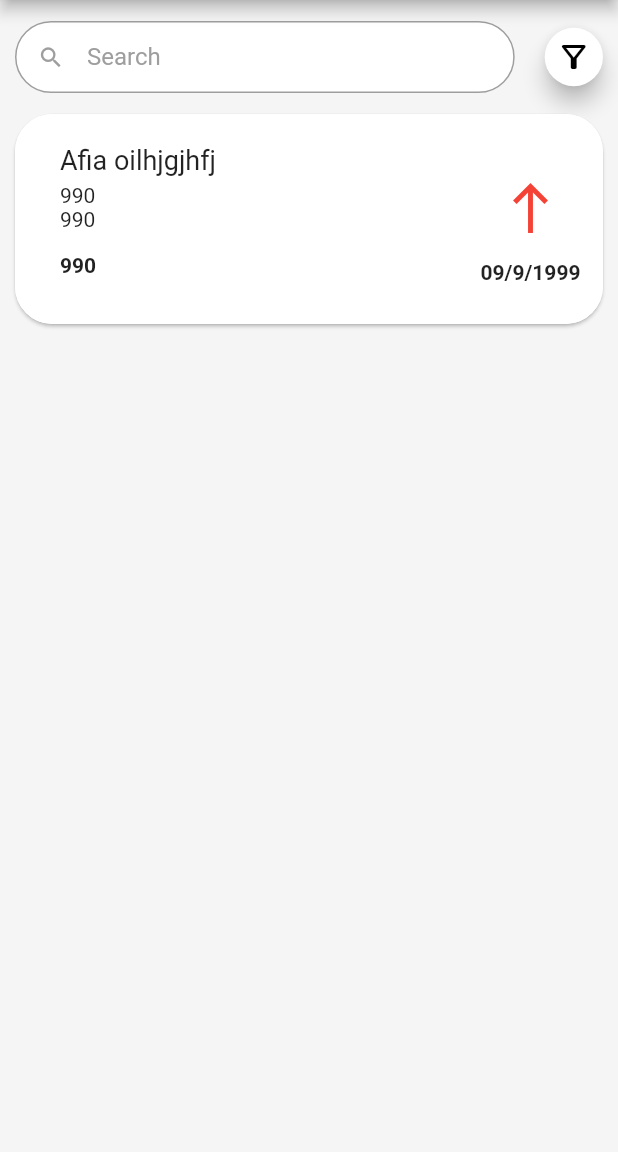
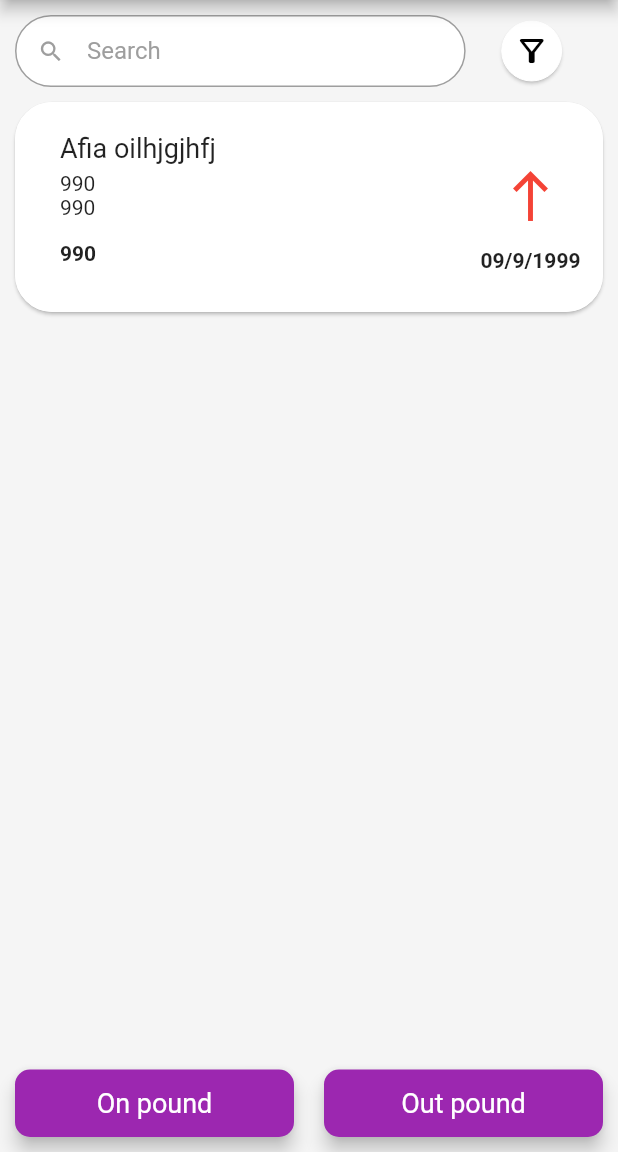
Before and after one commit to Batool13/Sary, a Flutter app: the screen it shows after launch, on a phone screen of 412 x 824 dp, the part 84-1236 px from its top. Run offline on Flutter 3.47's test engine with Material 2 defaults, Android fonts, the phone set to English and light mode, and no system bars; our stand-ins replace hive, hive_flutter; accounts and stored records are empty.

Commit message:
add button widget , edit themeData

```diff
--- a/lib/main.dart
+++ b/lib/main.dart
@@ -1,3 +1,4 @@
+import 'package:provider/provider.dart';
 import 'package:sary_project/itemsPage.dart';
 
 import 'package:flutter/material.dart';
@@ -5,6 +6,8 @@ import 'package:flutter/material.dart';
 import 'package:hive/hive.dart';
 
 import 'package:hive_flutter/hive_flutter.dart';
+import 'package:sary_project/provider/itemProvider.dart';
+import 'package:sary_project/widgets/addButton.dart';
 import 'package:sary_project/widgets/appBar.dart';
 
 import 'hiveModel/transaction.dart';
@@ -12,7 +15,7 @@ import 'utils/dimens.dart';
 import 'utils/themeData.dart';
 
 import 'widgets/inputTextField.dart';
-import 'widgets/myCard.dart';
+import 'widgets/transactionCard.dart';
 
 void main() async {
   WidgetsFlutterBinding.ensureInitialized();
@@ -21,7 +24,8 @@ void main() async {
 
   Hive.registerAdapter(TransactionAdapter());
   await Hive.openBox<Transaction>('transaction');
-
+  MultiProvider(
+      providers: [ChangeNotifierProvider(create: (_) => ItemProvider())]);
   runApp(const MyApp());
 }
 
@@ -61,7 +65,7 @@ class _MyHomePageState extends State<MyHomePage> {
           Row(
             children: [
               const Flexible(
-                flex: 6,
+                flex: 7,
                 child: Padding(
                   padding: Dimens.paddding10trl,
                   child: InputTextField(
@@ -69,10 +73,18 @@ class _MyHomePageState extends State<MyHomePage> {
                 ),
               ),
               Flexible(
-                flex: 1,
+                flex: 2,
                 child: Padding(
                   padding: Dimens.paddding10trl,
                   child: FloatingActionButton(
+                    elevation: 1,
+                    mini: true,
+                    foregroundColor: Colors.black,
+                    backgroundColor: Colors.white,
+                    shape: RoundedRectangleBorder(
+                      side: BorderSide(color: Colors.white, width: 0),
+                      borderRadius: Dimens.borderRadius50all,
+                    ),
                     onPressed: () {},
                     child: Icon(
                       Icons.filter_alt_outlined,
@@ -82,7 +94,21 @@ class _MyHomePageState extends State<MyHomePage> {
               ),
             ],
           ),
-          MyCard(),
+          TransactionCard(),
+          Expanded(
+            child: Row(
+              children: [
+                AddButton(
+                  addText: "On pound",
+                  function: () {},
+                ),
+                AddButton(
+                  addText: "Out pound",
+                  function: () {},
+                ),
+              ],
+            ),
+          ),
         ],
       ),
     );
--- a/lib/utils/dimens.dart
+++ b/lib/utils/dimens.dart
@@ -15,9 +15,10 @@ class Dimens {
   // static const paddding10rl = EdgeInsets.only(right: 10.0, left: 10);
   static const paddding15trl =
       EdgeInsets.only(top: 15.0, right: 15.0, left: 15);
-
+  static const paddding2all = EdgeInsets.all(2.0);
   // static const paddding10brl =
   //     EdgeInsets.only(bottom: 10, right: 10.0, left: 10);
   static const borderRadius50all = BorderRadius.all(Radius.circular(50.0));
   static const borderRadius25all = BorderRadius.all(Radius.circular(25));
+  static const borderRadius10all = BorderRadius.all(Radius.circular(10));
 }
--- a/lib/utils/themeData.dart
+++ b/lib/utils/themeData.dart
@@ -2,6 +2,7 @@ import 'package:flutter/material.dart';
 
 import 'convertHexToColor.dart';
 import 'dimens.dart';
+import 'fontsTheme.dart';
 
 class MyThemeData {
   static ThemeData myThemeData = ThemeData(
@@ -17,8 +18,12 @@ class MyThemeData {
     scaffoldBackgroundColor: Colors.grey.shade100,
     // backgroundColor: Colors.blueGrey,
     floatingActionButtonTheme: FloatingActionButtonThemeData(
-      foregroundColor: Colors.black,
-      backgroundColor: Colors.white,
+      extendedTextStyle: FontsTheme.mediumNorma,
+      elevation: 1,
+      backgroundColor: Colors.purple,
+      shape: RoundedRectangleBorder(
+        borderRadius: Dimens.borderRadius10all,
+      ),
     ),
     inputDecorationTheme: const InputDecorationTheme(
       isDense: true,
--- /dev/null
+++ b/lib/widgets/addButton.dart
@@ -0,0 +1,33 @@
+import 'package:flutter/material.dart';
+import 'package:sary_project/utils/dimens.dart';
+
+class AddButton extends StatelessWidget {
+  const AddButton({
+    required this.addText,
+    required this.function,
+    Key? key,
+  }) : super(key: key);
+  final String addText;
+  final VoidCallback function;
+  @override
+  Widget build(BuildContext context) {
+    return Expanded(
+      flex: 1,
+      child: Align(
+        alignment: FractionalOffset.bottomCenter,
+        child: Padding(
+          padding: Dimens.paddding10all,
+          child: Container(
+            width: 350,
+            height: 45,
+            child: FloatingActionButton(
+              onPressed: function,
+              child: Text(addText),
+              elevation: 5,
+            ),
+          ),
+        ),
+      ),
+    );
+  }
+}
--- a/lib/widgets/myCard.dart
+++ b/lib/widgets/transactionCard.dart
@@ -3,8 +3,8 @@ import 'package:flutter/material.dart';
 import '../utils/dimens.dart';
 import '../utils/fontsTheme.dart';
 
-class MyCard extends StatelessWidget {
-  const MyCard({
+class TransactionCard extends StatelessWidget {
+  const TransactionCard({
     Key? key,
   }) : super(key: key);
 
```
Also changed, not shown: lib/hiveModel/item.dart (+1 -7 lines), lib/itemsPage.dart (+12 -1 lines), lib/provider/itemProvider.dart (+35 -4 lines), lib/widgets/addItemDialog.dart (added, +125 -0 lines), lib/widgets/itemCard.dart (added, +102 -0 lines), lib/hiveModel/item.g.dart, 1 other file.
